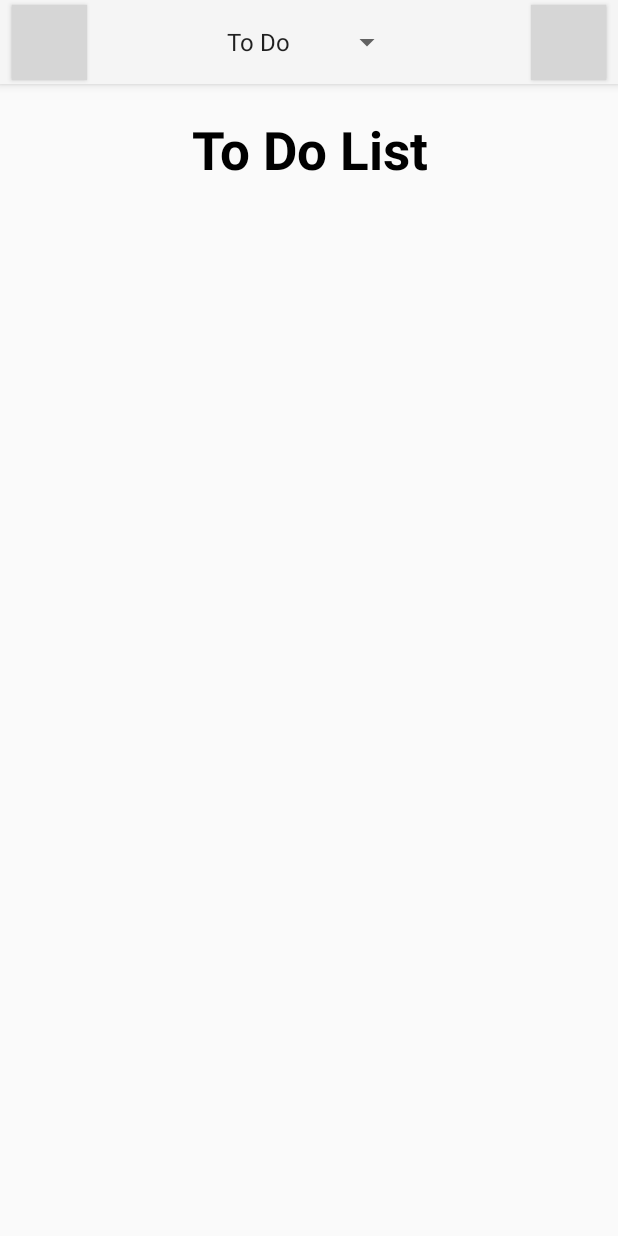
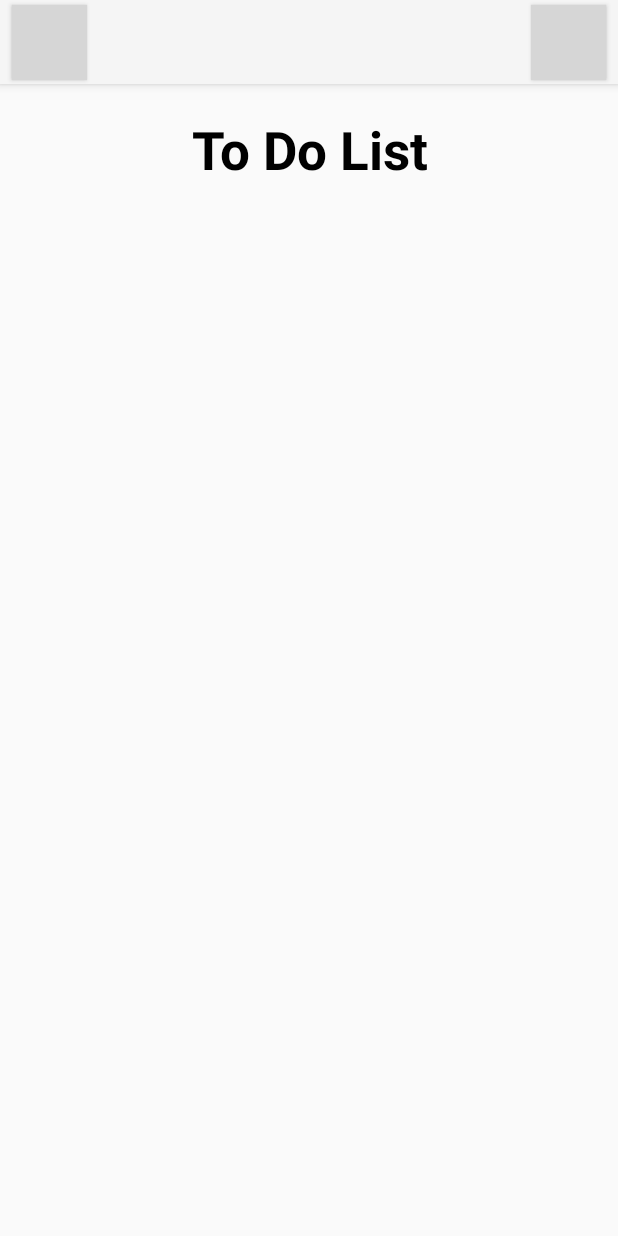
Before and after one commit to Jneigh00/MyPlannerPal, an Android app: the ToDoList screen opened directly, with no data from a screen before it, on a phone screen of 412 x 824 dp. Run offline under Robolectric (Android 15) with nearby library versions, the phone set to English and light mode, and no system bars; our stand-ins replace Room's generated code; 3 statements that could not run were skipped; grey boxes are pictures that could not be loaded.

Commit message:
New display_done.xml

```diff
--- a/app/src/main/res/layout/display_todo.xml
+++ b/app/src/main/res/layout/display_todo.xml
@@ -30,18 +30,6 @@ tools:context=".LoginPage">
                 app:layout_constraintEnd_toEndOf="parent"
                 app:layout_constraintStart_toStartOf="parent"
                 app:layout_constraintTop_toTopOf="parent" />
-
-            <Spinner
-                android:id="@+id/todo_or_done"
-                android:layout_width="125dp"
-                android:layout_height="40dp"
-                app:layout_constraintBottom_toBottomOf="@+id/todo_toolbar"
-                app:layout_constraintEnd_toStartOf="@+id/settings_button"
-                app:layout_constraintStart_toEndOf="@+id/add_todo_button"
-                app:layout_constraintTop_toTopOf="@+id/todo_toolbar"
-                app:layout_constraintVertical_bias="0.515"
-                android:textColor="@color/black"
-                android:gravity="center" />
 
             <Button
                 android:id="@+id/settings_button"
```
Also changed, not shown: app/src/main/res/layout/display_done.xml (+8 -27 lines).
